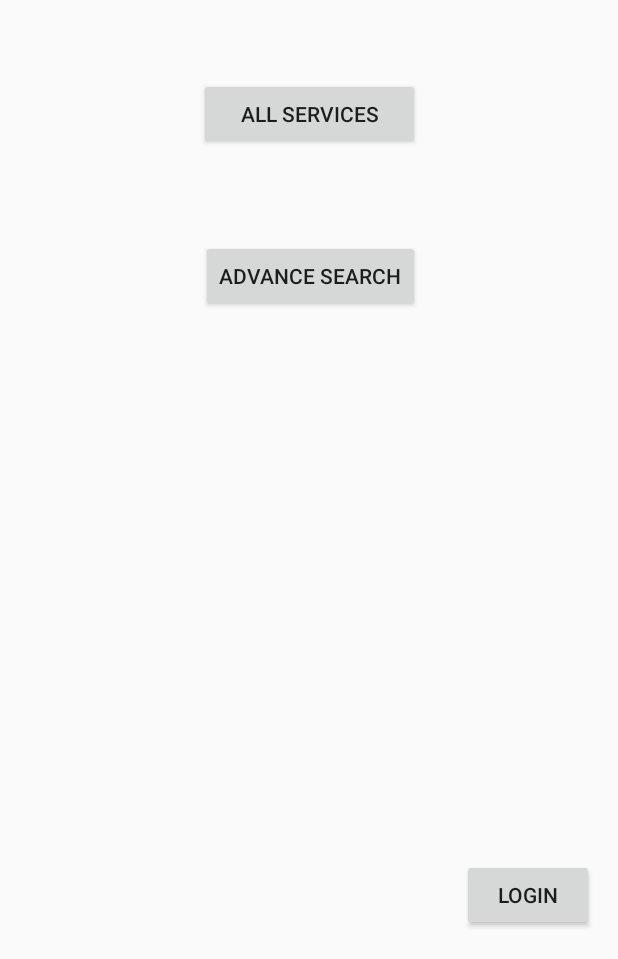
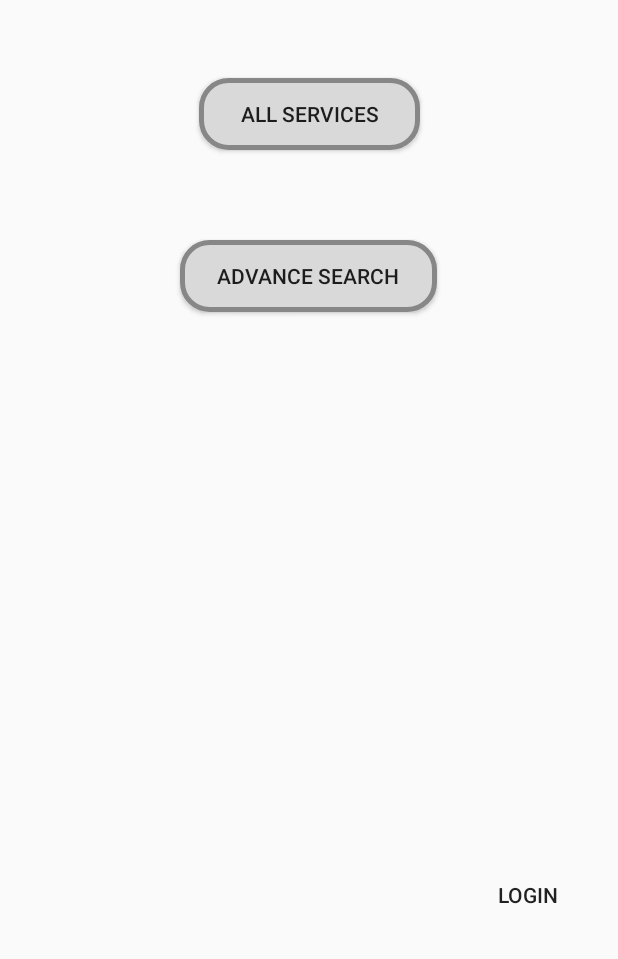
Before and after one commit to 1RomAn7/WomenApp, an Android app: the screen it shows after launch (MainActivity), on a phone screen of 412 x 824 dp, the part 277-1236 px from its top. Run offline under Robolectric (Android 15) with nearby library versions, the phone set to English and light mode, and no system bars; our stand-ins replace Firebase (no records; nobody signed in at launch, a user with empty details on screens opened directly).

```diff
--- /dev/null
+++ b/app/src/main/res/drawable/buttonshape.xml
@@ -0,0 +1,28 @@
+<?xml version="1.0" encoding="utf-8"?>
+<shape xmlns:android="http://schemas.android.com/apk/res/android" android:shape="rectangle" >
+    <corners
+        android:radius="18dp"
+        />
+    <gradient
+        android:angle="45"
+        android:centerX="35%"
+        android:centerColor="#dad9d9"
+        android:startColor="#dad9d9"
+        android:endColor="#dad9d9"
+        android:type="linear"
+        />
+    <padding
+        android:left="0dp"
+        android:top="0dp"
+        android:right="0dp"
+        android:bottom="0dp"
+        />
+    <size
+        android:width="171dp"
+        android:height="37dp"
+        />
+    <stroke
+        android:width="3dp"
+        android:color="#878787"
+        />
+</shape>
--- a/app/src/main/res/layout/activity_main.xml
+++ b/app/src/main/res/layout/activity_main.xml
@@ -30,6 +30,7 @@
         android:layout_marginStart="8dp"
         android:layout_marginTop="52dp"
         android:text="@string/all_services"
+        android:background="@drawable/buttonshape"
         app:layout_constraintEnd_toEndOf="@+id/textView"
         app:layout_constraintStart_toStartOf="@+id/textView"
         app:layout_constraintTop_toBottomOf="@+id/textView" />
@@ -41,10 +42,11 @@
         android:layout_marginBottom="8dp"
         android:layout_marginStart="8dp"
         android:layout_marginTop="60dp"
+        android:background="@drawable/buttonshape"
         android:text="@string/advance_search"
         app:layout_constraintBottom_toBottomOf="parent"
         app:layout_constraintEnd_toEndOf="@+id/buttonAllService"
-        app:layout_constraintHorizontal_bias="1.0"
+        app:layout_constraintHorizontal_bias="0.656"
         app:layout_constraintStart_toStartOf="@+id/buttonAllService"
         app:layout_constraintTop_toBottomOf="@+id/buttonAllService"
         app:layout_constraintVertical_bias="0.0"
@@ -59,6 +61,7 @@
         android:layout_marginStart="8dp"
         android:layout_marginTop="8dp"
         android:text="Login"
+        style="?android:attr/borderlessButtonStyle"
         app:layout_constraintBottom_toBottomOf="parent"
         app:layout_constraintEnd_toEndOf="parent"
         app:layout_constraintHorizontal_bias="0.973"
```
Also changed, not shown: app/src/main/java/com/dsmp/android/womenapp/ServiceDetailsActivity.java (+19 -0 lines), app/src/main/res/drawable/ic_mail_black_24dp.xml (added, +9 -0 lines), app/src/main/res/layout/activity_service_details.xml (+10 -0 lines), app/src/main/res/values/colors.xml (+11 -0 lines).
